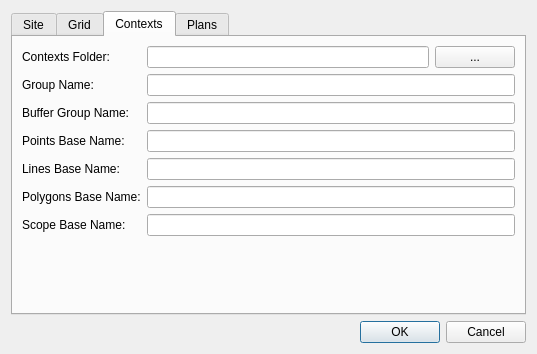
Old version of the form core/settings_dialog_base.ui in the repository lparchaeology/ArkPlan.
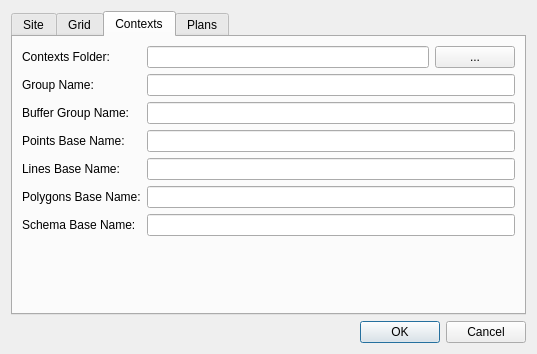
New version of the form. The open tabs and pages were chosen to show the change.

What changed in the file:
```diff
--- a/core/settings_dialog_base.ui
+++ b/core/settings_dialog_base.ui
@@ -288,7 +288,7 @@
        <item row="9" column="0">
         <widget class="QLabel" name="contextsScopeNameLabel">
          <property name="text">
-          <string>Scope Base Name:</string>
+          <string>Schema Base Name:</string>
          </property>
          <property name="buddy">
           <cstring>contextsScopeNameEdit</cstring>
```
Left out of the diff: 6 changed lines with no effect on the pictures.
